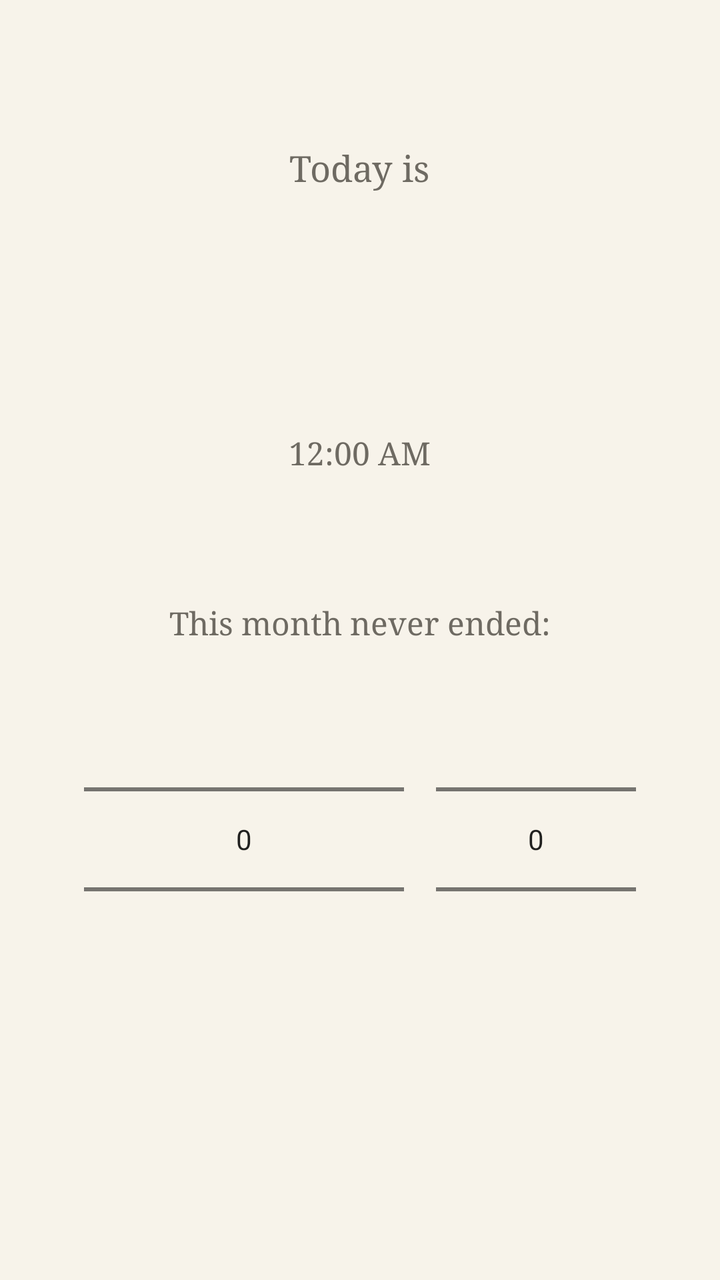
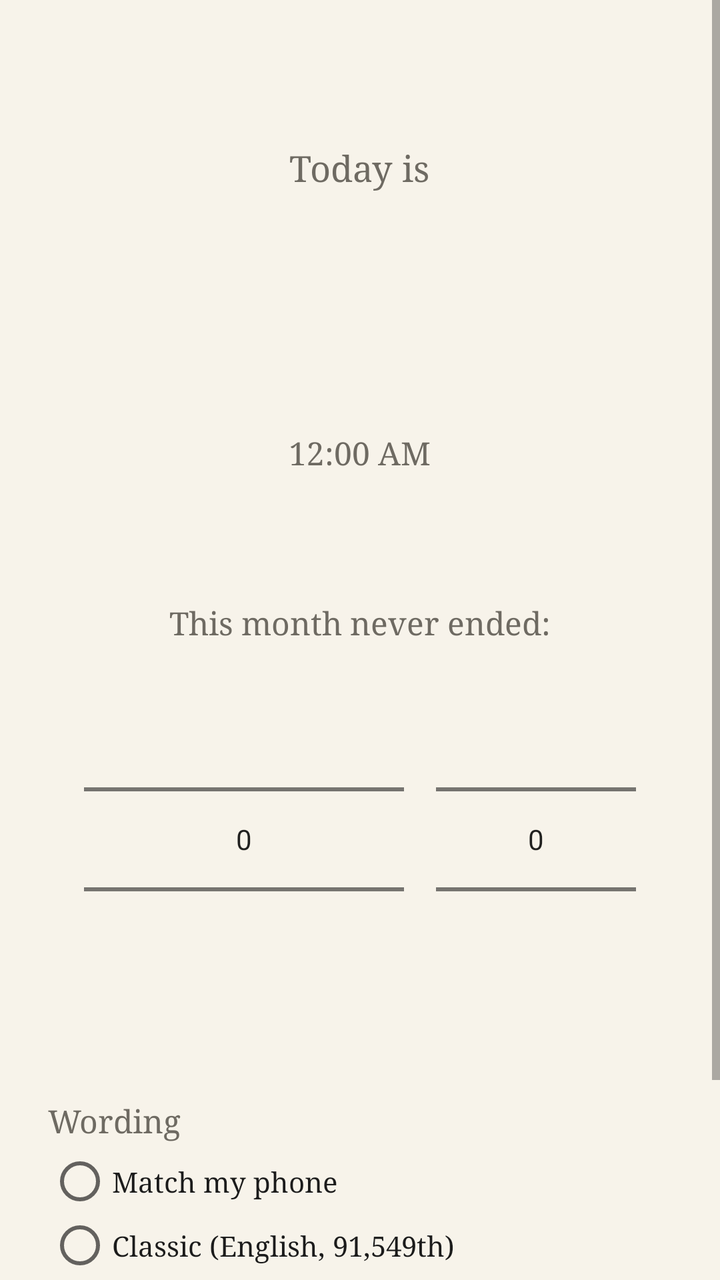

Compare the two renders of this Android layout. The source of the first and the diff that turns it into the second are given below.
<!-- AndroidManifest.xml: application theme Theme.The57th -->
<!-- res/layout/activity_main.xml -->
<?xml version="1.0" encoding="utf-8"?>
<ScrollView xmlns:android="http://schemas.android.com/apk/res/android"
    android:layout_width="match_parent"
    android:layout_height="match_parent"
    android:fillViewport="true">

    <LinearLayout
        android:layout_width="match_parent"
        android:layout_height="wrap_content"
        android:gravity="center_horizontal"
        android:orientation="vertical"
        android:padding="24dp">

        <TextView
            android:layout_width="wrap_content"
            android:layout_height="wrap_content"
            android:layout_marginTop="48dp"
            android:fontFamily="serif"
            android:text="@string/today_is"
            android:textColor="@color/ink_muted"
            android:textSize="18sp" />

        <TextView
            android:id="@+id/today"
            android:layout_width="match_parent"
            android:layout_height="96dp"
            android:layout_marginTop="8dp"
            android:autoSizeMaxTextSize="48sp"
            android:autoSizeMinTextSize="18sp"
            android:autoSizeTextType="uniform"
            android:fontFamily="serif"
            android:gravity="center"
            android:maxLines="2"
            android:textColor="@color/ink"
            android:textStyle="bold" />

        <TextClock
            android:layout_width="wrap_content"
            android:layout_height="wrap_content"
            android:layout_marginTop="16dp"
            android:fontFamily="serif"
            android:format12Hour="h:mm a"
            android:format24Hour="HH:mm"
            android:textColor="@color/ink_muted"
            android:textSize="16sp" />

        <TextView
            android:layout_width="wrap_content"
            android:layout_height="wrap_content"
            android:layout_marginTop="64dp"
            android:fontFamily="serif"
            android:text="@string/anchor_label"
            android:textColor="@color/ink_muted"
            android:textSize="16sp" />

        <LinearLayout
            android:layout_width="wrap_content"
            android:layout_height="wrap_content"
            android:layout_marginTop="8dp"
            android:orientation="horizontal">

            <NumberPicker
                android:id="@+id/month"
                android:layout_width="160dp"
                android:layout_height="wrap_content"
                android:descendantFocusability="blocksDescendants" />

            <NumberPicker
                android:id="@+id/year"
                android:layout_width="100dp"
                android:layout_height="wrap_content"
                android:layout_marginStart="16dp" />
        </LinearLayout>
    </LinearLayout>
</ScrollView>
<!-- resources referenced by this layout -->
<resources>
  <color name="ink">#FF1B1B1B</color>
  <color name="ink_muted">#FF6E6A62</color>
  <string name="anchor_label">This month never ended:</string>
  <string name="today_is">Today is</string>
  <style name="Theme.The57th" parent="@android:style/Theme.Material.Light.NoActionBar">
          <item name="android:windowBackground">@color/paper</item>
          <item name="android:colorAccent">@color/ink</item>
          <item name="android:statusBarColor">@color/paper</item>
          <item name="android:windowLightStatusBar">true</item>
      </style>
  <color name="paper">#FFF7F3EA</color>
</resources>

<!-- the commit's change to res/layout/activity_main.xml (unified diff, before → after) -->
@@ -71,5 +71,57 @@
                 android:layout_height="wrap_content"
                 android:layout_marginStart="16dp" />
         </LinearLayout>
+
+        <TextView
+            android:layout_width="match_parent"
+            android:layout_height="wrap_content"
+            android:layout_marginTop="40dp"
+            android:fontFamily="serif"
+            android:text="@string/wording_label"
+            android:textColor="@color/ink_muted"
+            android:textSize="16sp" />
+
+        <RadioGroup
+            android:id="@+id/style"
+            android:layout_width="match_parent"
+            android:layout_height="wrap_content"
+            android:layout_marginTop="4dp">
+
+            <RadioButton
+                android:id="@+id/style_phone"
+                android:layout_width="match_parent"
+                android:layout_height="wrap_content"
+                android:fontFamily="serif"
+                android:text="@string/style_phone"
+                android:textColor="@color/ink" />
+
+            <RadioButton
+                android:id="@+id/style_classic"
+                android:layout_width="match_parent"
+                android:layout_height="wrap_content"
+                android:fontFamily="serif"
+                android:text="@string/style_classic"
+                android:textColor="@color/ink" />
+        </RadioGroup>
+
+        <Switch
+            android:id="@+id/timely"
+            android:layout_width="match_parent"
+            android:layout_height="wrap_content"
+            android:layout_marginTop="24dp"
+            android:fontFamily="serif"
+            android:text="@string/timely"
+            android:textColor="@color/ink"
+            android:textSize="16sp" />
+
+        <TextView
+            android:id="@+id/timely_note"
+            android:layout_width="match_parent"
+            android:layout_height="wrap_content"
+            android:layout_marginTop="4dp"
+            android:layout_marginBottom="24dp"
+            android:fontFamily="serif"
+            android:textColor="@color/ink_muted"
+            android:textSize="13sp" />
     </LinearLayout>
 </ScrollView>
<!-- resource entries referenced after the edit -->
@@ -3,7 +3,11 @@
   <color name="ink">#FF1B1B1B</color>
   <color name="ink_muted">#FF6E6A62</color>
   <string name="anchor_label">This month never ended:</string>
+  <string name="style_classic">Classic (English, 91,549th)</string>
+  <string name="style_phone">Match my phone</string>
+  <string name="timely">Timely wording</string>
   <string name="today_is">Today is</string>
+  <string name="wording_label">Wording</string>
   <style name="Theme.The57th" parent="@android:style/Theme.Material.Light.NoActionBar">
           <item name="android:windowBackground">@color/paper</item>
           <item name="android:colorAccent">@color/ink</item>
